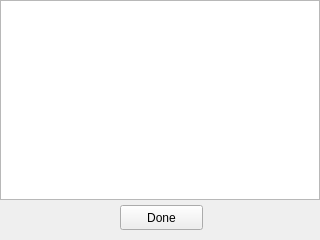
Old version of the form src/interface/collection.ui in the repository AbioticFactor/PostureMonitor.
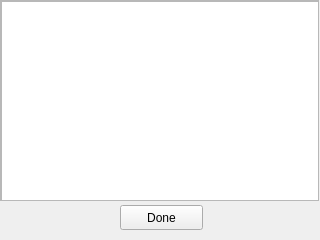
New version of the form.

Patch:
```diff
--- a/src/interface/collection.ui
+++ b/src/interface/collection.ui
@@ -22,16 +22,6 @@
      <height>239</height>
     </rect>
    </property>
-   <widget class="QListWidget" name="listWidget">
-    <property name="geometry">
-     <rect>
-      <x>0</x>
-      <y>0</y>
-      <width>320</width>
-      <height>200</height>
-     </rect>
-    </property>
-   </widget>
    <widget class="QPushButton" name="doneButton">
     <property name="geometry">
      <rect>
@@ -45,6 +35,39 @@
      <string>Done</string>
     </property>
    </widget>
+   <widget class="QScrollArea" name="scrollArea">
+    <property name="geometry">
+     <rect>
+      <x>0</x>
+      <y>0</y>
+      <width>319</width>
+      <height>201</height>
+     </rect>
+    </property>
+    <property name="widgetResizable">
+     <bool>true</bool>
+    </property>
+    <widget class="QWidget" name="scrollAreaWidgetContents">
+     <property name="geometry">
+      <rect>
+       <x>0</x>
+       <y>0</y>
+       <width>317</width>
+       <height>199</height>
+      </rect>
+     </property>
+     <widget class="QListView" name="listView">
+      <property name="geometry">
+       <rect>
+        <x>0</x>
+        <y>0</y>
+        <width>319</width>
+        <height>201</height>
+       </rect>
+      </property>
+     </widget>
+    </widget>
+   </widget>
   </widget>
  </widget>
  <resources/>
```
